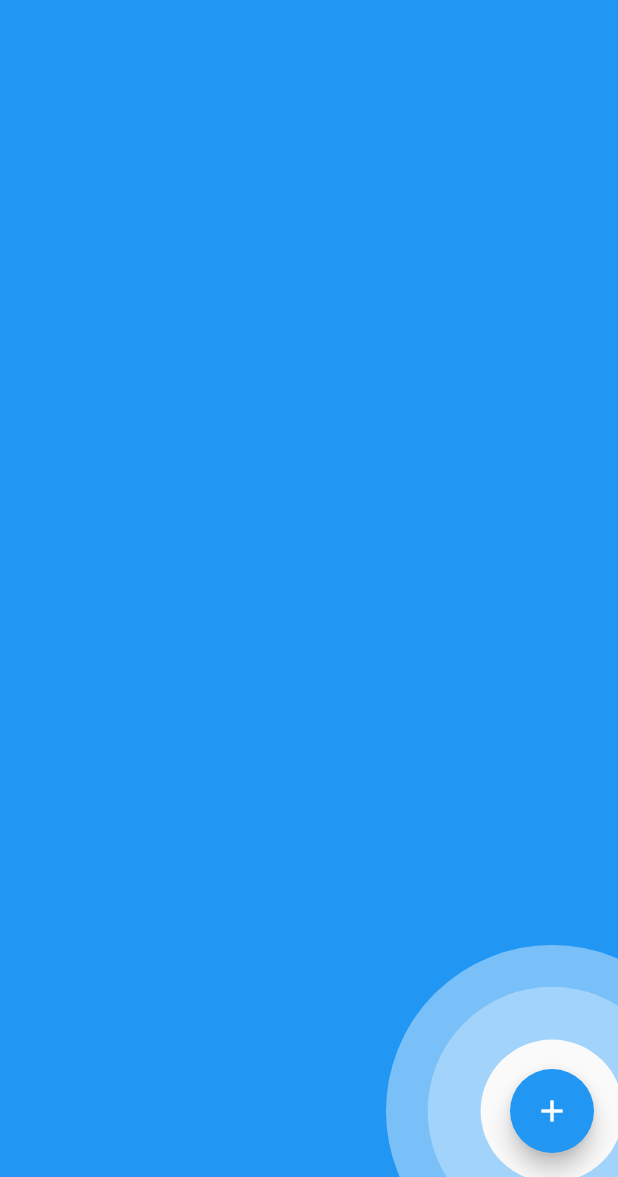
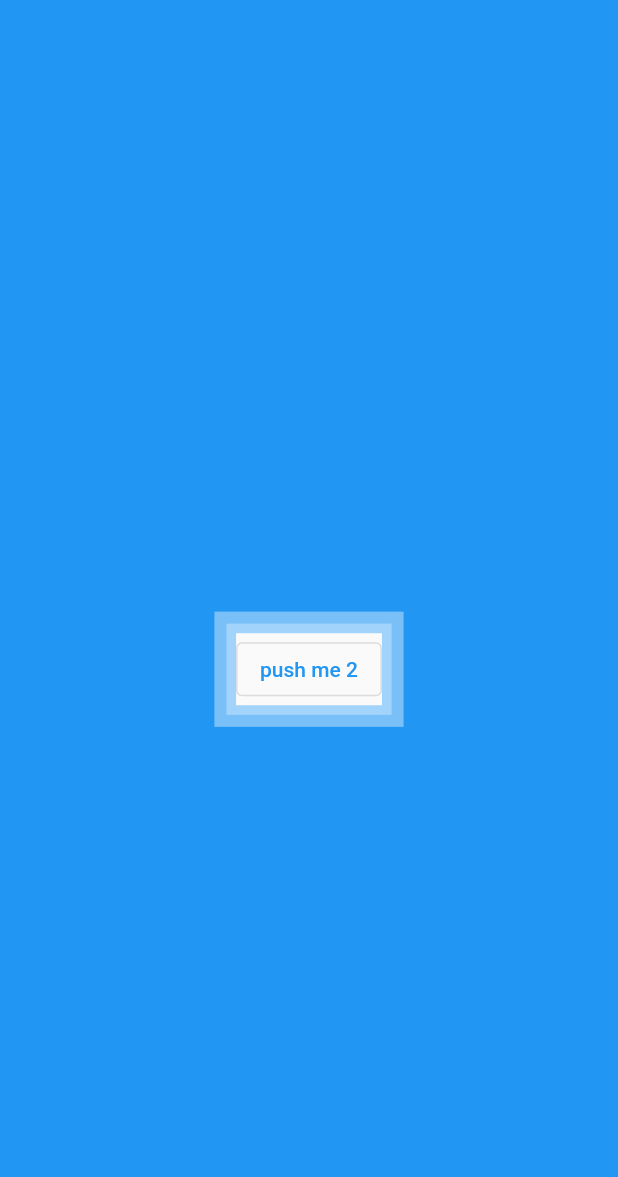
Before and after one commit to Apparence-io/pal-widgets, a Flutter app: the first screen one second after launch, on a phone screen of 412 x 824 dp, the part 59-1236 px from its top. Run offline on Flutter 3.47's test engine with Material 2 defaults, Android fonts, the phone set to English and light mode, and no system bars.

```diff
--- a/example/lib/main.dart
+++ b/example/lib/main.dart
@@ -95,12 +95,13 @@ class _MyHomePageState extends State<MyHomePage> {
                     .showAnchoredHelper('btn', helper);
               },
               child: const Text('push me 2'),
+              key: HelperOrchestrator.of(context).generateKey('btn'),
             ),
           ],
         ),
       ),
       floatingActionButton: FloatingActionButton(
-        key: HelperOrchestrator.of(context).generateKey('btn'),
+        // key: HelperOrchestrator.of(context).generateKey('btn'),
         onPressed: _incrementCounter,
         tooltip: 'Increment',
         child: const Icon(Icons.add),
@@ -127,16 +128,16 @@ class _MyHomePageState extends State<MyHomePage> {
           ),
         ),
         bgColor: Colors.blue,
-        leftBtnText: const Text('cancel'),
-        rightBtnText: const Text('Ok, understood'),
+        // leftBtnText: const Text('cancel'),
+        // rightBtnText: const Text('Ok, understood'),
         onError: () {
           // do as you want if error happens
         },
         rightBtnStyle: helperOutlineBtnStyle,
         leftBtnStyle: helperOutlineBtnStyle,
-        onRightTap: () => HelperOrchestrator.of(context).hideHelper(),
-        onLeftBtnTap: () => HelperOrchestrator.of(context).hideHelper(),
+        // onRightTap: () => HelperOrchestrator.of(context).hideHelper(),
+        // onLeftBtnTap: () => HelperOrchestrator.of(context).hideHelper(),
         onTapAnchor: () => HelperOrchestrator.of(context).hideHelper(),
-        widgetFactory: AnchoredCircleHoleHelper.anchorFactory,
+        widgetFactory: AnchoredRectHoleHelper.anchorFactory,
       );
 }
--- a/lib/anchored/anchored_helper_widget.dart
+++ b/lib/anchored/anchored_helper_widget.dart
@@ -1,5 +1,3 @@
-import 'dart:ui';
-
 import 'package:flutter/material.dart';
 import 'package:flutter/services.dart';
 import 'package:pal_widgets/animations/pop_anim.dart';
@@ -219,7 +217,8 @@ class _AnchoredHelperState extends State<AnchoredHelper>
                         children: [
                           if (widget.leftBtnText != null &&
                               widget.onRightTap != null)
-                            PopAnimation(
+                            Expanded(
+                              child: PopAnimation(
                                 animation: fadeAnimController,
                                 opacityAnim: btnOpacityAnimation,
                                 sizeAnim: btnSizeAnimation,
@@ -229,10 +228,12 @@ class _AnchoredHelperState extends State<AnchoredHelper>
                                   widget.leftBtnStyle,
                                 ),
                               ),
+                            ),
                           const SizedBox(width: 16),
                           if (widget.rightBtnText != null &&
                               widget.onLeftBtnTap != null)
-                            PopAnimation(
+                            Expanded(
+                              child: PopAnimation(
                                 animation: fadeAnimController,
                                 opacityAnim: btnOpacityAnimation,
                                 sizeAnim: btnSizeAnimation,
@@ -240,6 +241,7 @@ class _AnchoredHelperState extends State<AnchoredHelper>
                                   widget.rightBtnText!,
                                   widget.onLeftBtnTap!,
                                   widget.rightBtnStyle,
+                                ),
                               ),
                             ),
                         ],
--- a/pubspec.yaml
+++ b/pubspec.yaml
@@ -4,7 +4,7 @@ version: 0.2.0
 repository: https://github.com/Apparence-io/pal-widgets
 
 environment:
-  sdk: ">=2.14.0 <3.0.0"
+  sdk: ">=2.15.0 <3.0.0"
   flutter: ">=1.17.0"
 
 dependencies:
```
Also changed, not shown: example/pubspec.lock, pubspec.lock, 2 other files. Lines whose indentation alone changed are shown as unchanged.
